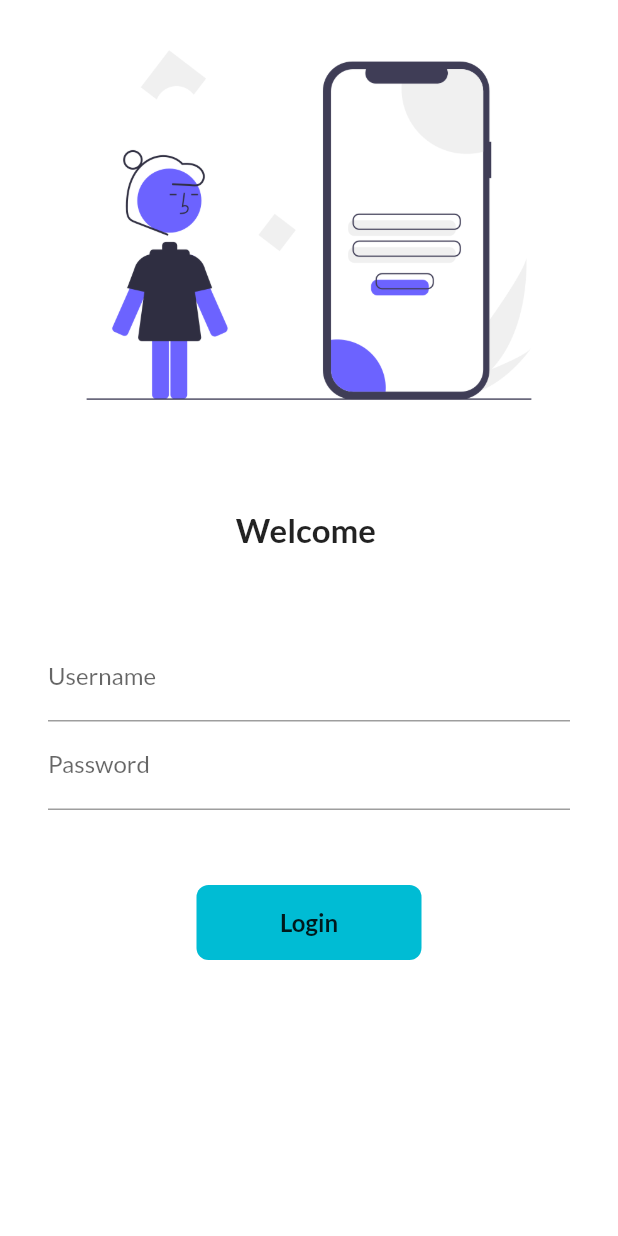
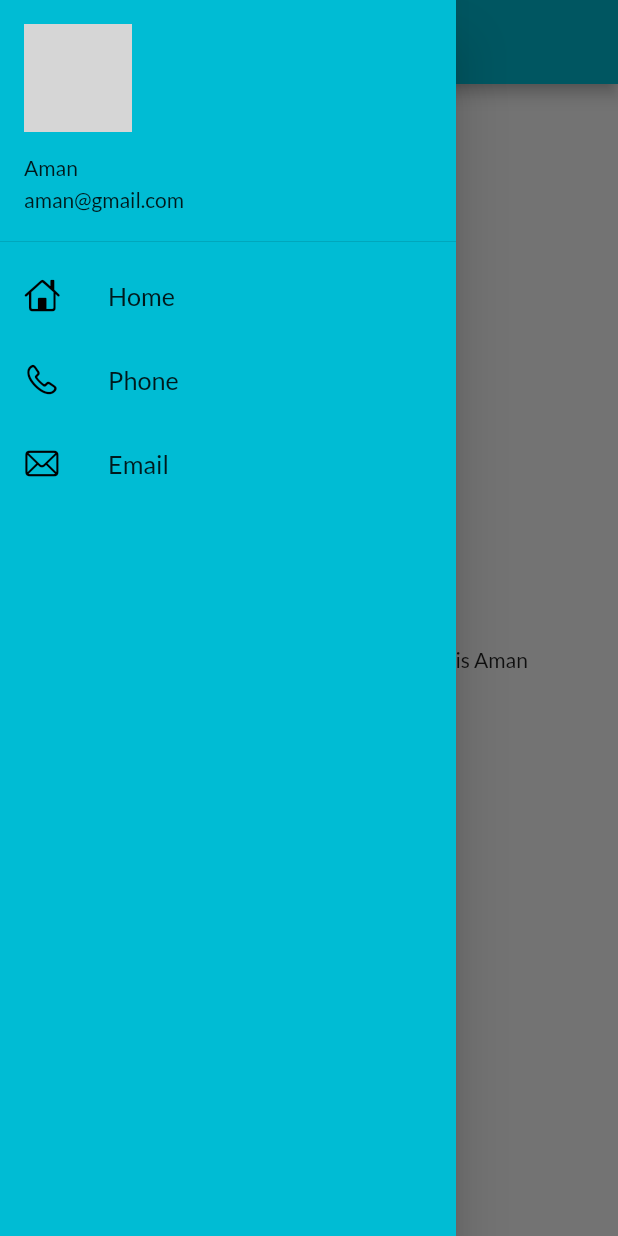
Before and after one commit to amanbhandekar/FirstFlutterApp, a Flutter app: the screen it shows after launch, with the side drawer open (before the commit the screen has no drawer), on a phone screen of 412 x 824 dp. Run offline on Flutter 3.47's test engine with Material 2 defaults, Android fonts, the phone set to English and light mode, and no system bars; our stand-ins replace google_fonts, matcher; network calls fail; grey boxes are pictures that could not be loaded.

Commit message:
day9 completed

```diff
--- a/lib/Pages/homepage.dart
+++ b/lib/Pages/homepage.dart
@@ -1,4 +1,5 @@
 import 'package:flutter/material.dart';
+import 'package:flutter_application_1/widgets/drawer.dart';
 
 class HomePage extends StatelessWidget {
   final int viewcount = 1;
@@ -15,7 +16,7 @@ class HomePage extends StatelessWidget {
               Text("Welcome to my App! This is $viewcount and name is $name"),
         ),
       ),
-      drawer: Drawer(),
+      drawer: MyDrawer(),
     );
   }
 }
--- a/lib/main.dart
+++ b/lib/main.dart
@@ -20,6 +20,8 @@ class MyApp extends StatelessWidget {
         // primaryTextTheme: GoogleFonts.latoTextTheme()
       ),
       darkTheme: ThemeData(brightness: Brightness.dark),
+      debugShowCheckedModeBanner: false,
+      initialRoute: MyRoutes.homeRoute,
       routes: {
         "/": (context) => LoginPage(),
         MyRoutes.homeRoute: (context) => HomePage(),
--- /dev/null
+++ b/lib/widgets/drawer.dart
@@ -0,0 +1,64 @@
+import 'package:flutter/cupertino.dart';
+import 'package:flutter/material.dart';
+import 'package:flutter/src/widgets/framework.dart';
+import 'package:flutter/src/widgets/container.dart';
+import 'package:matcher/matcher.dart';
+
+class MyDrawer extends StatelessWidget {
+  @override
+  Widget build(BuildContext context) {
+    final imageUrl =
+        "https://en.wikipedia.org/wiki/Ranbir_Kapoor#/media/File:Ranbir_Kapoor_promoting_Brahmastra.jpg";
+    return Drawer(
+      child: Container(
+        color: Colors.cyan,
+        child: ListView(
+          padding: EdgeInsets.zero,
+          children: [
+            DrawerHeader(
+              padding: EdgeInsets.zero,
+              child: UserAccountsDrawerHeader(
+                margin: EdgeInsets.zero,
+                accountName: Text("Aman"),
+                accountEmail: Text("aman@gmail.com"),
+                currentAccountPicture: CircleAvatar(
+                  backgroundImage: NetworkImage(imageUrl),
+                ),
+              ),
+            ),
+            ListTile(
+              leading: Icon(
+                CupertinoIcons.home,
+                color: Colors.black,
+              ),
+              title: Text(
+                "Home",
+                textScaleFactor: 1.2,
+              ),
+            ),
+            ListTile(
+              leading: Icon(
+                CupertinoIcons.phone,
+                color: Colors.black,
+              ),
+              title: Text(
+                "Phone",
+                textScaleFactor: 1.2,
+              ),
+            ),
+            ListTile(
+              leading: Icon(
+                CupertinoIcons.mail,
+                color: Colors.black,
+              ),
+              title: Text(
+                "Email",
+                textScaleFactor: 1.2,
+              ),
+            ),
+          ],
+        ),
+      ),
+    );
+  }
+}
```
